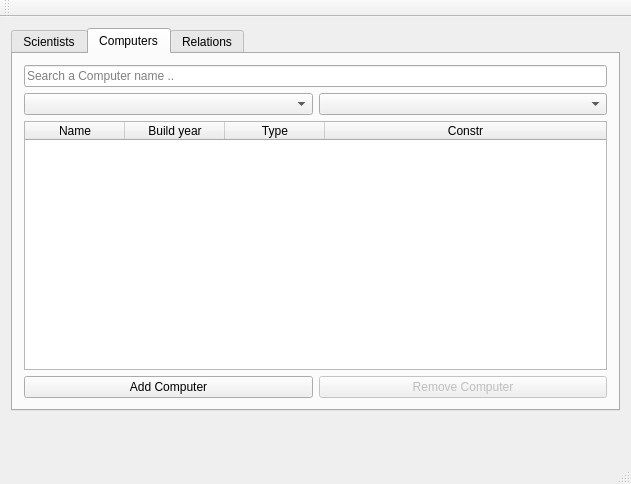
Qt form mainwindow.ui (Tryggvith/vika3) before a commit.
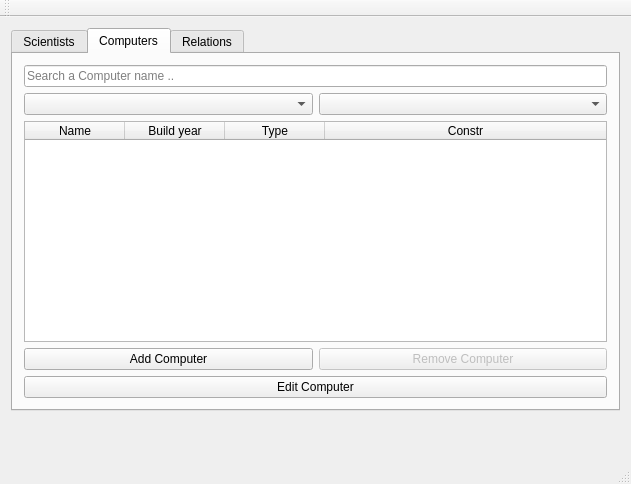
The same form after that commit. The open tabs and pages were chosen to show the change.

```diff
--- a/mainwindow.ui
+++ b/mainwindow.ui
@@ -192,6 +192,13 @@
           </item>
          </layout>
         </item>
+        <item>
+         <widget class="QPushButton" name="button_Edit_Computer">
+          <property name="text">
+           <string>Edit Computer</string>
+          </property>
+         </widget>
+        </item>
        </layout>
       </widget>
       <widget class="QWidget" name="Relations">
```
Left out of the diff: 4 changed lines with no effect on the pictures.
